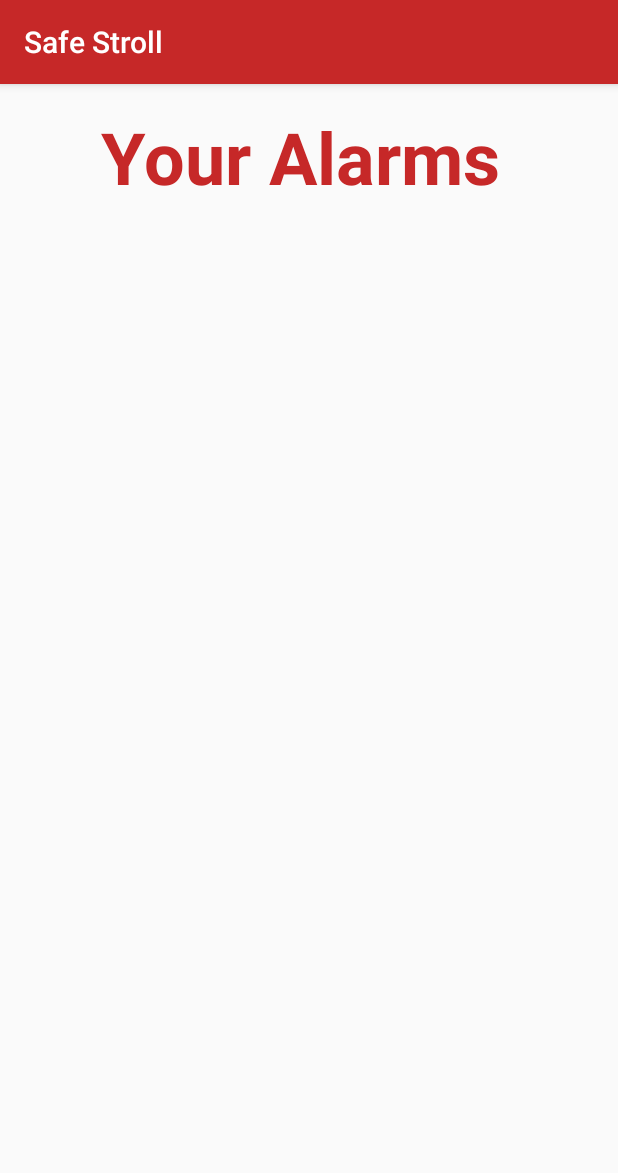
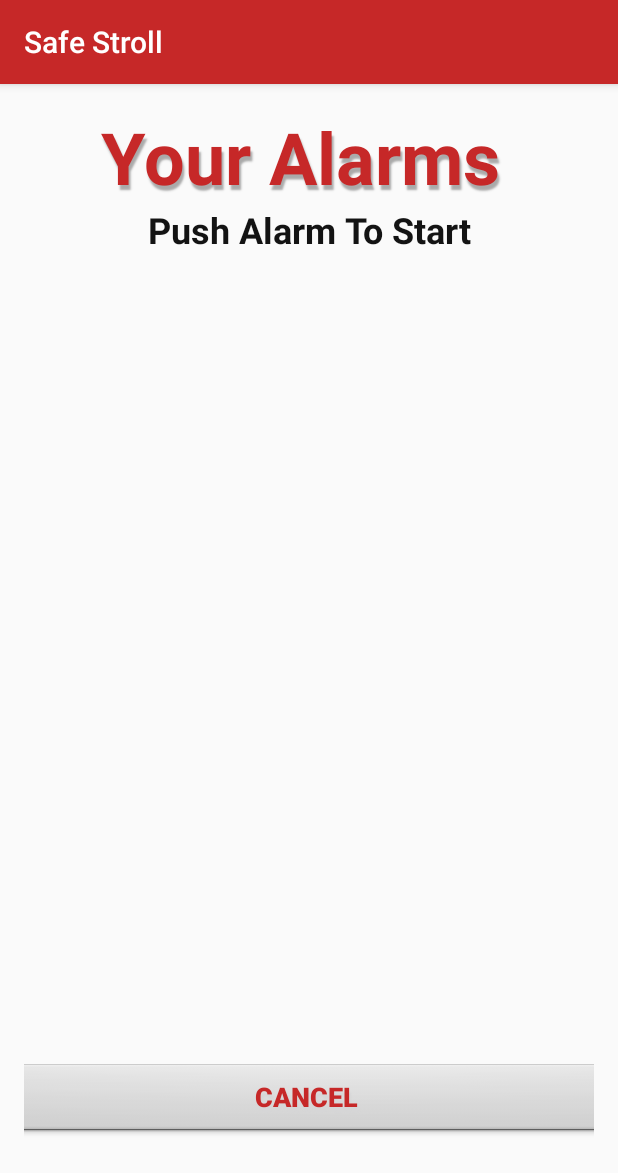
Before and after one commit to bsdworkin/SafeStroll, an Android app: the PickAlarm screen opened directly, with no data from a screen before it, on a phone screen of 412 x 824 dp. Shown: the top 1173 px of the screen. Run offline under Robolectric (Android 15) with nearby library versions, the phone set to English and light mode, and no system bars.

Commit message:
Added New Activity
Pick Alarms now works

```diff
--- a/app/src/main/java/com/bendworkin/safestroll/PickAlarm.java
+++ b/app/src/main/java/com/bendworkin/safestroll/PickAlarm.java
@@ -1,13 +1,29 @@
 package com.bendworkin.safestroll;
 
+import android.content.Intent;
 import android.support.v7.app.AppCompatActivity;
 import android.os.Bundle;
+import android.view.View;
+
+import java.util.ArrayList;
 
 public class PickAlarm extends AppCompatActivity {
+
+    public static ArrayList<AlarmSettings> alarms = new ArrayList<>();
+
+    public void toCancelAlarm(View view){
+
+        Intent cancelAlarm = new Intent(getApplicationContext(), MainActivity.class);
+
+        startActivity(cancelAlarm);
+
+    }
 
     @Override
     protected void onCreate(Bundle savedInstanceState) {
         super.onCreate(savedInstanceState);
         setContentView(R.layout.activity_pick_alarm);
+
+        //Grab things stored in Gson and populate an array list with info
     }
 }
--- a/app/src/main/res/layout/activity_pick_alarm.xml
+++ b/app/src/main/res/layout/activity_pick_alarm.xml
@@ -13,7 +13,10 @@
     <LinearLayout
         android:orientation="vertical"
         android:layout_width="match_parent"
-        android:layout_height="match_parent">
+        android:layout_height="match_parent"
+        android:layout_alignParentTop="true"
+        android:layout_alignParentStart="true"
+        android:weightSum="1">
 
         <TextView
             android:text="Your Alarms "
@@ -23,6 +26,43 @@
             android:textStyle="normal|bold"
             android:textSize="@android:dimen/app_icon_size"
             android:gravity="center"
-            android:textColor="@color/colorPrimary" />
+            android:textColor="@color/colorPrimary"
+            android:shadowDx="2"
+            android:shadowDy="5"
+            android:shadowRadius="1"
+            android:shadowColor="@android:color/darker_gray" />
+
+        <TextView
+            android:text="Push Alarm To Start"
+            android:layout_width="match_parent"
+            android:layout_height="wrap_content"
+            android:id="@+id/textView13"
+            android:gravity="center"
+            android:textStyle="normal|bold"
+            android:textColor="@color/colorAccent"
+            android:textSize="24sp" />
+
+        <ListView
+            android:layout_width="match_parent"
+            android:layout_height="372dp"
+            android:layout_weight="0.77" />
+
+        <Button
+            android:text="Cancel "
+            android:layout_width="582dp"
+            android:layout_height="wrap_content"
+            android:id="@+id/button6"
+            android:gravity="center_vertical|center_horizontal|center"
+            android:layout_gravity="center"
+            android:background="@android:drawable/btn_default_small"
+            android:elevation="24dp"
+            android:textColor="@color/colorPrimary"
+            android:textStyle="normal|bold"
+            android:textSize="18sp"
+            android:shadowDx="2"
+            android:shadowDy="5"
+            android:shadowRadius="1"
+            android:shadowColor="@color/white"
+            android:onClick="toCancelAlarm" />
     </LinearLayout>
 </RelativeLayout>
```
Also changed, not shown: app/src/main/java/com/bendworkin/safestroll/MainActivity.java (+7 -2 lines), app/src/main/res/layout/activity_lock_screen.xml (+4 -5 lines), app/src/main/res/layout/activity_main.xml (+11 -0 lines).
